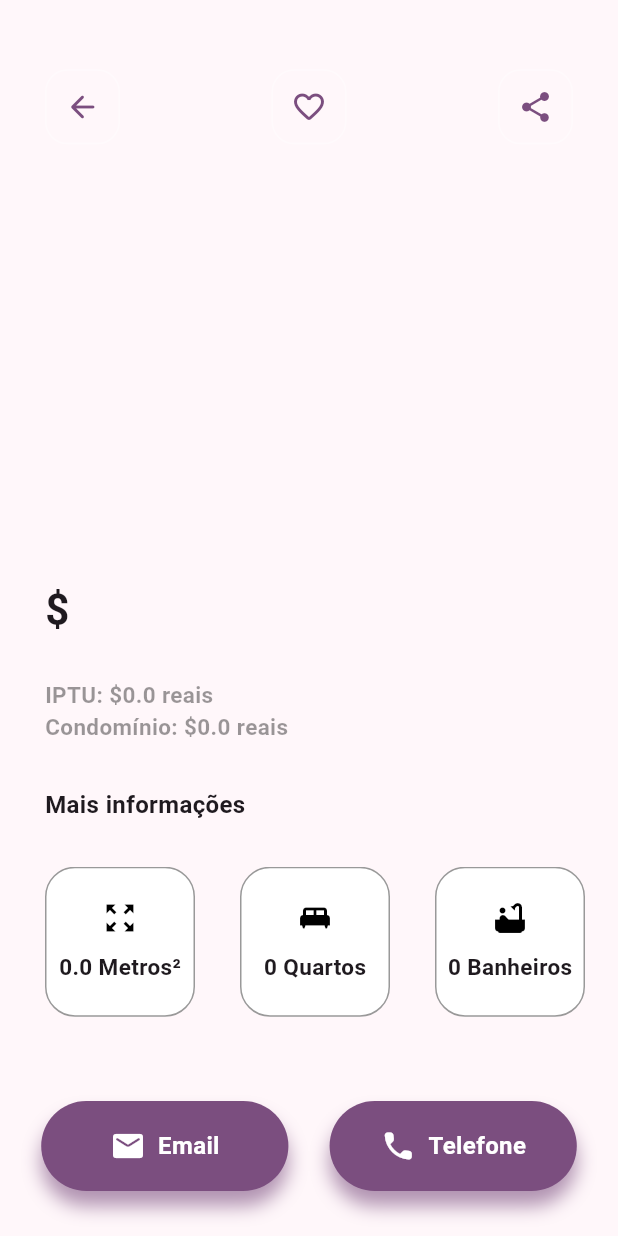
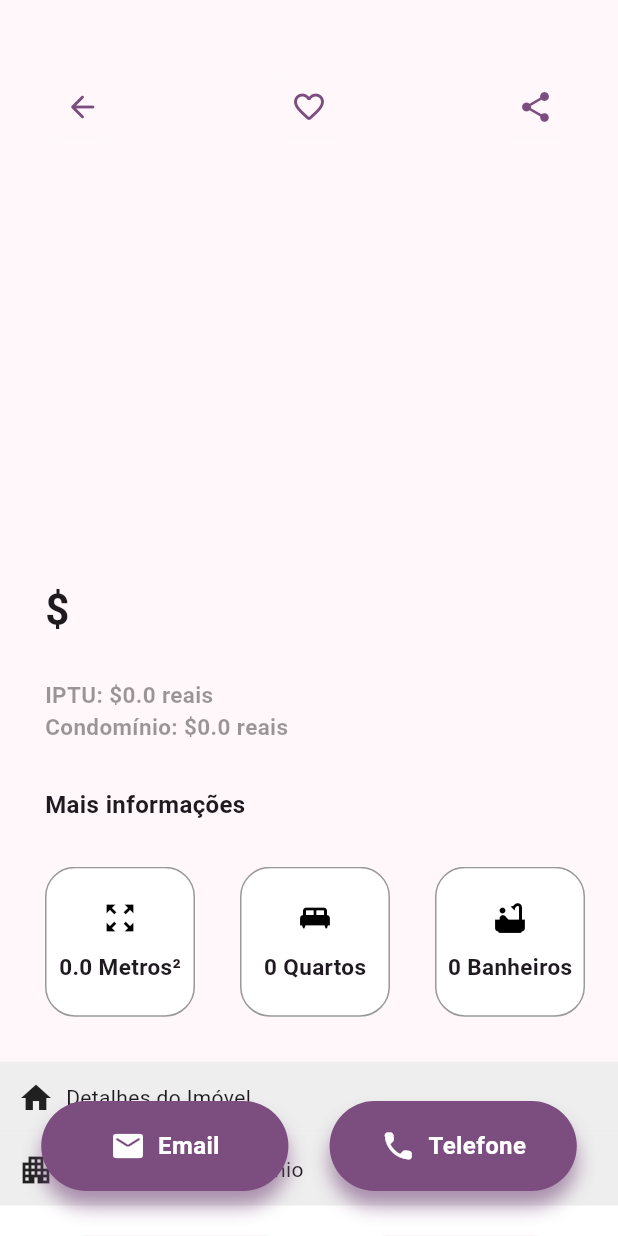
Before and after one commit to GiovanaThais/ache_um_lar, a Flutter app: the DetailsHouses screen opened directly with empty values, on a phone screen of 412 x 824 dp. Run offline on Flutter 3.47's test engine with Material 3 defaults, Android fonts, the phone set to English and light mode, and no system bars; drawn by our look-alikes of carousel_slider; our stand-ins replace brasil_fields, firebase_auth, firebase_core, flutter_modular, font_awesome_flutter, image_picker and 2 more; accounts and stored records are empty; network calls fail.

Commit message:
fix details houses page and create new buttons

```diff
--- /dev/null
+++ b/lib/app/features/home/presenter/pages/check_more_info_details_widget.dart
@@ -0,0 +1,113 @@
+import 'package:flutter/material.dart';
+
+class CheckMoreInfoDetailsWidget extends StatefulWidget {
+  final List<String> imovelDetails;
+  final List<String> condominiumDetails;
+
+  const CheckMoreInfoDetailsWidget({
+    Key? key,
+    required this.imovelDetails,
+    required this.condominiumDetails,
+  }) : super(key: key);
+
+  @override
+  _CheckMoreInfoWidgetState createState() => _CheckMoreInfoWidgetState();
+}
+
+class _CheckMoreInfoWidgetState extends State<CheckMoreInfoDetailsWidget> {
+  bool showImovelDetails = false;
+  bool showCondominiumDetails = false;
+
+  late List<bool> imovelCheckedList;
+  late List<bool> condominiumCheckedList;
+
+  @override
+  void initState() {
+    super.initState();
+    imovelCheckedList = List.filled(widget.imovelDetails.length, false);
+    condominiumCheckedList =
+        List.filled(widget.condominiumDetails.length, false);
+  }
+
+  @override
+  Widget build(BuildContext context) {
+    return Column(
+      children: [
+        GestureDetector(
+          onTap: () {
+            setState(() {
+              showImovelDetails = !showImovelDetails;
+              if (showImovelDetails) {
+                showCondominiumDetails = false;
+              }
+            });
+          },
+          child: Container(
+            color: Colors.grey[200],
+            padding: EdgeInsets.all(12),
+            child: Row(
+              children: [
+                Icon(Icons.home), // Adicionei o ícone aqui
+                SizedBox(width: 8),
+                Text("Detalhes do Imóvel"),
+              ],
+            ),
+          ),
+        ),
+        if (showImovelDetails)
+          for (int i = 0; i < widget.imovelDetails.length; i++)
+            Row(
+              children: [
+                Checkbox(
+                  value: imovelCheckedList[i],
+                  onChanged: (value) {
+                    setState(() {
+                      imovelCheckedList[i] = value ?? false;
+                    });
+                  },
+                ),
+                SizedBox(width: 8),
+                Text(widget.imovelDetails[i]),
+              ],
+            ),
+        GestureDetector(
+          onTap: () {
+            setState(() {
+              showCondominiumDetails = !showCondominiumDetails;
+              if (showCondominiumDetails) {
+                showImovelDetails = false;
+              }
+            });
+          },
+          child: Container(
+            color: Colors.grey[200],
+            padding: EdgeInsets.all(12),
+            child: Row(
+              children: [
+                Icon(Icons.apartment), // Adicionei o ícone aqui
+                SizedBox(width: 8),
+                Text("Detalhes do Condomínio"),
+              ],
+            ),
+          ),
+        ),
+        if (showCondominiumDetails)
+          for (int i = 0; i < widget.condominiumDetails.length; i++)
+            Row(
+              children: [
+                Checkbox(
+                  value: condominiumCheckedList[i],
+                  onChanged: (value) {
+                    setState(() {
+                      condominiumCheckedList[i] = value ?? false;
+                    });
+                  },
+                ),
+                SizedBox(width: 8),
+                Text(widget.condominiumDetails[i]),
+              ],
+            ),
+      ],
+    );
+  }
+}
--- a/lib/app/features/home/presenter/pages/datails_page.dart
+++ b/lib/app/features/home/presenter/widgets/datails_page.dart
@@ -6,6 +6,7 @@ import 'package:flutter/material.dart';
 
 import '../../submodules/details/widgets/carousel_images_widgets.dart';
 import '../../submodules/details/widgets/house_datails_widgets.dart';
+import '../pages/check_more_info_details_widget.dart';
 
 class DetailsHouses extends StatefulWidget {
   final CardHomeModel house;
@@ -33,7 +34,6 @@ class _DetailsHousesState extends State<DetailsHouses> {
                 imagesListUrl: widget.house.moreImagesUrl ?? [],
               ),
               HouseDetailsWidget(widget.house),
-              //const CheckMoreInfoWidget(),
             ],
           ),
           const BottomButtons(),
--- /dev/null
+++ b/lib/app/features/home/submodules/details/widgets/bottom_buttons_chat.dart
@@ -0,0 +1,175 @@
+import 'package:ache_um_lar/app/features/home/submodules/chat/chat_page.dart';
+import 'package:flutter/material.dart';
+import 'package:flutter_modular/flutter_modular.dart';
+import 'package:font_awesome_flutter/font_awesome_flutter.dart';
+import 'package:url_launcher/url_launcher.dart';
+
+class BottomButtonsChat extends StatelessWidget {
+  const BottomButtonsChat({super.key});
+
+  @override
+  Widget build(BuildContext context) {
+    return Container(
+      color: Colors.white,
+      padding: const EdgeInsets.all(16),
+      child: Column(
+        children: [
+          Row(
+            mainAxisAlignment: MainAxisAlignment.spaceEvenly,
+            children: [
+              _buildVisitButton(context),
+              const SizedBox(height: 16),
+              _buildMapButton(context),
+            ],
+          ),
+          const SizedBox(height: 6),
+          Row(
+            mainAxisAlignment: MainAxisAlignment.spaceEvenly,
+            children: [
+              _buildChatButton(context),
+              const SizedBox(height: 16),
+              _buildSimulationButton(context),
+            ],
+          ),
+          const SizedBox(height: 16),
+          _buildBigButton(
+            Icons.videocam,
+            'Tour Digital',
+            () {
+              // lógica para o tour digital
+            },
+          ),
+          const SizedBox(
+            height: 20,
+          ),
+          const Column(
+            mainAxisAlignment: MainAxisAlignment.start,
+            children: [
+              Text("Informações gerais",
+                  style: TextStyle(fontWeight: FontWeight.bold)),
+              SizedBox(
+                height: 6,
+              ),
+              Row(
+                children: [
+                  Text(
+                    "Idade da construção:",
+                    style: TextStyle(fontWeight: FontWeight.w300),
+                  ),
+                  SizedBox(
+                    height: 16,
+                  ),
+                  Text("    6 anos (2018)"),
+                ],
+              ),
+            ],
+          ),
+        ],
+      ),
+    );
+  }
+
+  Widget _buildVisitButton(context) {
+    final theme = Theme.of(context);
+    return ElevatedButton.icon(
+      onPressed: () {
+        // lógica para agendar a visita
+        print('Agendar Visita clicado');
+      },
+      icon: Icon(Icons.calendar_today),
+      label: Text('Agendar Visita'),
+      style: ElevatedButton.styleFrom(
+        //primary: theme.colorScheme.primary,
+        //onPrimary: Colors.white,
+        shape: RoundedRectangleBorder(
+          borderRadius: BorderRadius.circular(20),
+        ),
+      ),
+    );
+  }
+
+  Widget _buildMapButton(BuildContext context) {
+    final theme = Theme.of(context);
+    return ElevatedButton.icon(
+      onPressed: () async {
+        //  lógica para abrir o mapa
+        print('Abrir Mapa clicado');
+
+        await launchUrl(Uri.parse("google.navigation:q=Orlando FL&mode=d"));
+      },
+      icon: const Icon(Icons.map),
+      label: const Text('Abrir Mapa'),
+      style: ElevatedButton.styleFrom(
+        //primary: theme.colorScheme.primary,
+        //onPrimary: Colors.white,
+        shape: RoundedRectangleBorder(
+          borderRadius: BorderRadius.circular(20),
+        ),
+      ),
+    );
+  }
+
+  Widget _buildChatButton(BuildContext context) {
+    final theme = Theme.of(context);
+    return ElevatedButton.icon(
+      onPressed: () {
+        Material(
+          child: InkWell(onTap: () {
+            Navigator.push(
+              context,
+              MaterialPageRoute(builder: (context) => ChatPage()),
+            );
+          }),
+        );
+        //Modular.to.pushNamed('/chat/');
+      },
+      icon: const Icon(Icons.chat),
+      label: const Text('Chat'),
+      style: ElevatedButton.styleFrom(
+        //primary: theme.colorScheme.primary,
+        // onPrimary: Colors.white,
+        shape: RoundedRectangleBorder(
+          borderRadius: BorderRadius.circular(20),
+        ),
+      ),
+    );
+  }
+
+  Widget _buildSimulationButton(context) {
+    final theme = Theme.of(context);
+    return ElevatedButton.icon(
+      onPressed: () {
+        // Implemente a lógica para simular financiamento
+        print('Simular Financiamento clicado');
+      },
+      icon: Icon(Icons.monetization_on),
+      label: Text('Simular Financiamento'),
+      style: ElevatedButton.styleFrom(
+        //   primary: theme.colorScheme.primary,
+        //   onPrimary: Colors.white,
+        shape: RoundedRectangleBorder(
+          borderRadius: BorderRadius.circular(20),
+        ),
+      ),
+    );
+  }
+
+  Widget _buildBigButton(IconData icon, String label, VoidCallback onPressed) {
+    return SizedBox(
+      width: double.infinity,
+      child: ElevatedButton.icon(
+        onPressed: onPressed,
+        icon: Icon(icon),
+        label: Text(label),
+        style: ElevatedButton.styleFrom(
+          shadowColor: Colors.deepPurple,
+          primary: Color.fromARGB(255, 134, 0, 158),
+          onPrimary: Colors.white,
+          shape: RoundedRectangleBorder(
+            borderRadius: BorderRadius.circular(20),
+          ),
+        ),
+      ),
+    );
+  }
+}
--- a/lib/app/features/home/submodules/details/widgets/custom_bar_widgtes.dart
+++ b/lib/app/features/home/submodules/details/widgets/custom_bar_widgtes.dart
@@ -1,6 +1,8 @@
 import 'package:flutter/material.dart';
 
 import '../../../../../core/widgets/constants_widget.dart';
+
+import 'package:share_plus/share_plus.dart';
 
 class CustomAppBarWidget extends StatelessWidget {
   const CustomAppBarWidget({Key? key});
@@ -52,11 +54,8 @@ class CustomAppBarWidget extends StatelessWidget {
             ),
             InkWell(
               onTap: () {
-                // Lógica para a ação de compartilhar
-                // Substitua este comentário com a lógica de compartilhamento desejada
-                ScaffoldMessenger.of(context).showSnackBar(
-                  const SnackBar(
-                      content: Text("Botão de Compartilhar Pressionado")),
+                Share.share(
+                  'Olhem esse imóvel, que legal! https://imoblist.com.br/',
                 );
               },
               child: Container(
--- a/lib/app/features/home/submodules/details/widgets/house_datails_widgets.dart
+++ b/lib/app/features/home/submodules/details/widgets/house_datails_widgets.dart
@@ -2,6 +2,8 @@ import 'package:ache_um_lar/app/features/home/models/card_home_model.dart';
 import 'package:flutter/material.dart';
 
 import '../../../../../core/widgets/constants_widget.dart';
+import '../../../presenter/pages/check_more_info_details_widget.dart';
+import 'bottom_buttons_chat.dart';
 
 class HouseDetailsWidget extends StatefulWidget {
   final CardHomeModel house;
@@ -274,6 +276,11 @@ class _HouseDetailsWidgetState extends State<HouseDetailsWidget> {
               ],
             ),
           ),
+          const CheckMoreInfoDetailsWidget(
+            imovelDetails: [],
+            condominiumDetails: [],
+          ),
+          BottomButtonsChat(),
           Padding(
             padding: const EdgeInsets.only(
               left: appPadding,
--- a/lib/app/features/home/submodules/register/widgets/check_more_info_widget.dart
+++ b/lib/app/features/home/submodules/register/widgets/check_more_info_widget.dart
@@ -36,6 +36,7 @@ class _CheckMoreInfoWidgetState extends State<CheckMoreInfoWidget> {
     'Elevador',
     'Segurança 24h',
     'Portaria',
+    'Quadra',
     'Permitido animais',
     'Academia (cond.)',
     'Piscina (cond.)',
@@ -68,7 +69,7 @@ class _CheckMoreInfoWidgetState extends State<CheckMoreInfoWidget> {
                   // Notify parent about the changes
                 },
               ),
-              SizedBox(width: 8),
+              const SizedBox(width: 8),
               Text(widget.detailsList[i]),
             ],
           ),
```
